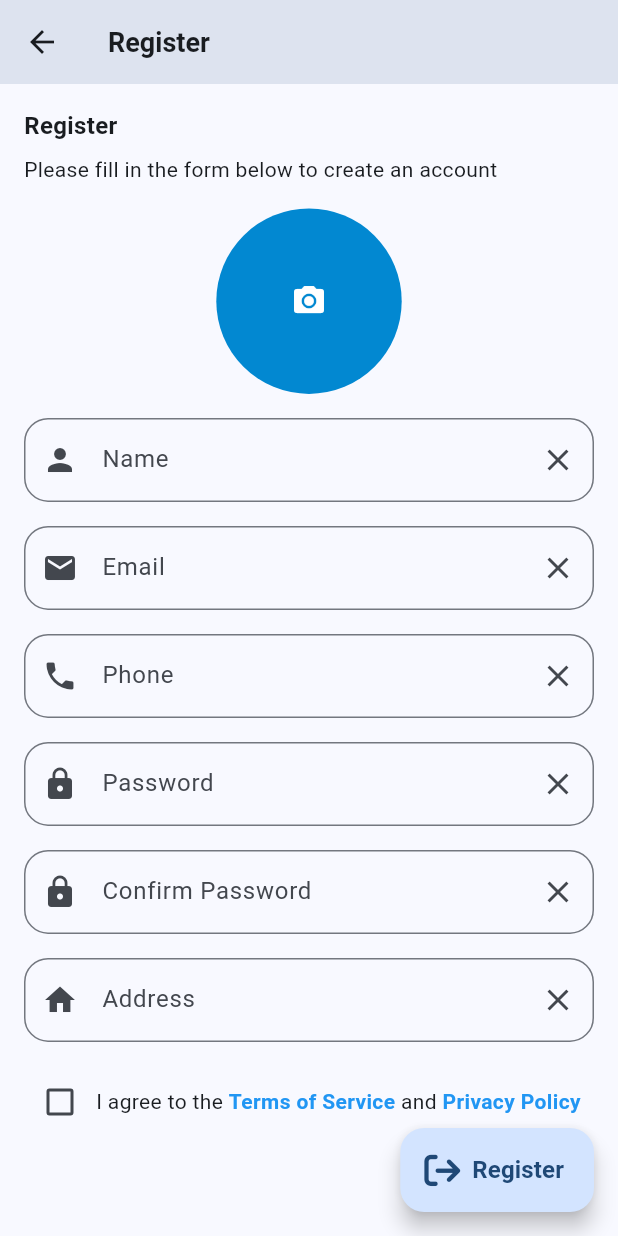
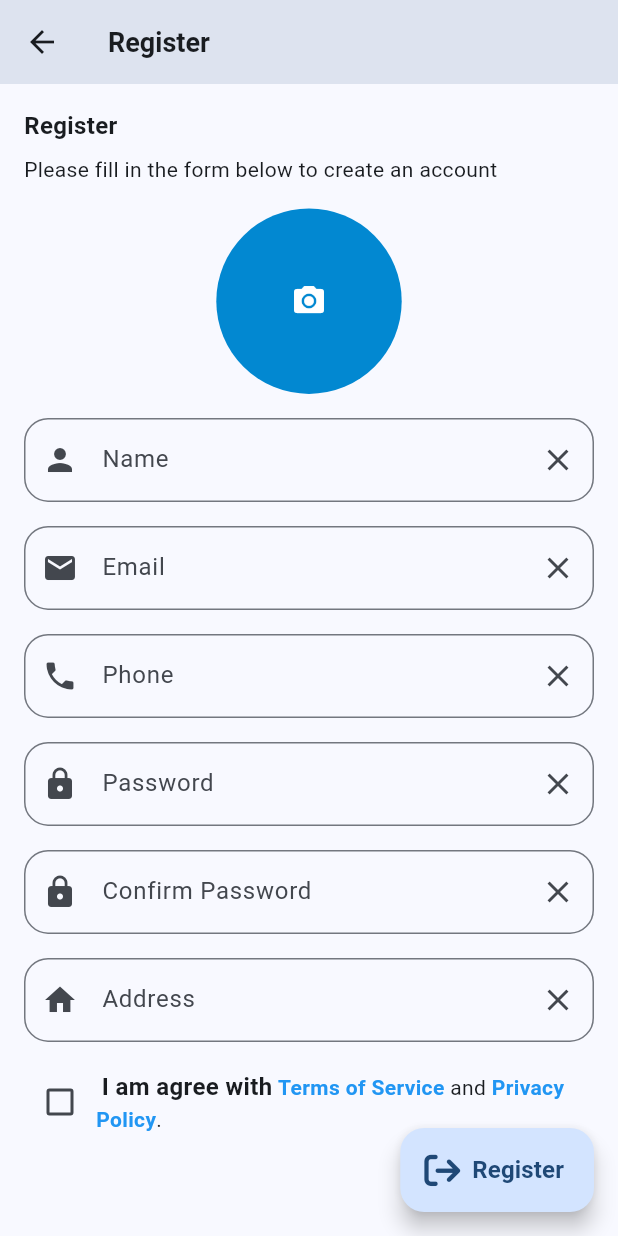
Before and after one commit to Sophanith9108/pbma, a Flutter app: the RegisterScreen screen opened by its route, on a phone screen of 412 x 824 dp. Run offline on Flutter 3.47's test engine with Material 3 defaults, Android fonts, the phone set to English and light mode, and no system bars; our stand-ins replace cached_network_image, carousel_slider, equatable, firebase_core, flutter_sticky_header, flutter_svg and 13 more; accounts and stored records are empty; Roboto replaces fonts that are missing (Angkor, Battambang).

```diff
--- a/lib/register_screen.dart
+++ b/lib/register_screen.dart
@@ -59,6 +59,7 @@ class RegisterScreen extends StatelessWidget {
               TextFormField(
                 controller: controller.nameController,
                 textInputAction: TextInputAction.next,
+                textCapitalization: TextCapitalization.words,
                 validator: (value) {
                   if (value == null || value.isEmpty) {
                     return 'Please enter your name'.tr;
@@ -85,7 +86,6 @@ class RegisterScreen extends StatelessWidget {
                   ),
                 ),
                 keyboardType: TextInputType.name,
-                textCapitalization: TextCapitalization.words,
                 inputFormatters: [
                   FilteringTextInputFormatter.allow(RegExp(r'[a-zA-Z ]')),
                   LengthLimitingTextInputFormatter(50),
@@ -300,9 +300,20 @@ class RegisterScreen extends StatelessWidget {
                   Expanded(
                     child: Text.rich(
                       TextSpan(
-                        text: 'I agree to the ',
+                        text: ' ',
                         style: AppTextStyles.subtitle,
                         children: [
+                          TextSpan(
+                            text: 'I am agree with'.tr,
+                            style: AppTextStyles.button,
+                            recognizer:
+                                TapGestureRecognizer()
+                                  ..onTap = () {
+                                    controller.isAgreedWithTerms =
+                                        !controller.isAgreedWithTerms;
+                                  },
+                          ),
+                          TextSpan(text: " "),
                           TextSpan(
                             text: 'Terms of Service'.tr,
                             style: AppTextStyles.link,
@@ -325,6 +336,7 @@ class RegisterScreen extends StatelessWidget {
                                     controller.onAgreeWithPolicy();
                                   },
                           ),
+                          TextSpan(text: '.', style: AppTextStyles.subtitle),
                         ],
                       ),
                     ),
```
Also changed, not shown: lib/login_controller.dart (+6 -5 lines), lib/login_screen.dart (+13 -3 lines).
